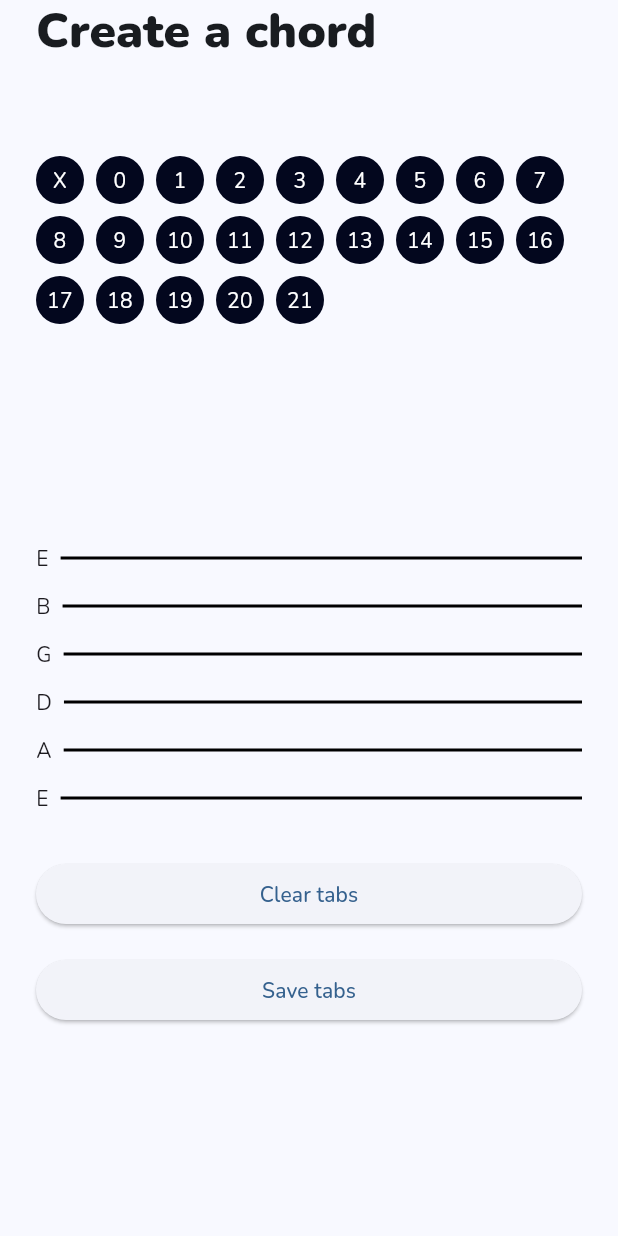
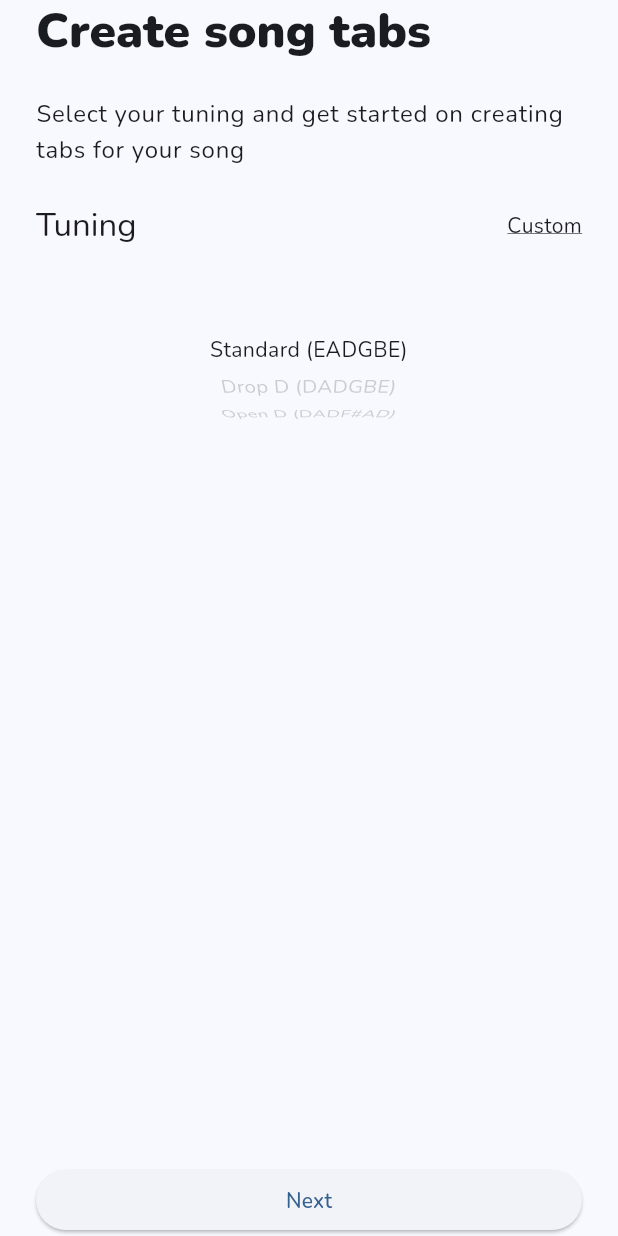
Before and after one commit to stokkefar/String-stack, a Flutter app: the screen it shows after launch, on a phone screen of 412 x 824 dp. Run offline on Flutter 3.47's test engine with Material 3 defaults, Android fonts, the phone set to English and light mode, and no system bars; our stand-ins replace get_it, google_fonts, injectable, signals.

Commit message:
added tuning wheel and restructured project

```diff
--- a/lib/domain/models/tuning.dart
+++ b/lib/domain/models/tuning.dart
@@ -15,10 +15,9 @@ abstract class Tuning {
   }
 }
 
-// Standard tuning implementation
 class StandardTuning extends Tuning {
   @override
-  String get name => 'Standard';
+  String get name => 'Standard (EADGBE)';
 
   @override
   List<GuitarString> get strings => const [
@@ -31,10 +30,9 @@ class StandardTuning extends Tuning {
   ];
 }
 
-// Drop D tuning implementation
 class DropDTuning extends Tuning {
   @override
-  String get name => 'Drop D';
+  String get name => 'Drop D (DADGBE)';
 
   @override
   List<GuitarString> get strings => const [
@@ -46,3 +44,48 @@ class DropDTuning extends Tuning {
     GuitarString(note: Note.d, stringNumber: 6), // Dropped D
   ];
 }
+
+class OpenDTuning extends Tuning {
+  @override
+  String get name => 'Open D (DADF#AD)';
+
+  @override
+  List<GuitarString> get strings => const [
+    GuitarString(note: Note.d, stringNumber: 1), // High E
+    GuitarString(note: Note.a, stringNumber: 2), // B
+    GuitarString(note: Note.fs, stringNumber: 3), // G
+    GuitarString(note: Note.d, stringNumber: 4), // D
+    GuitarString(note: Note.a, stringNumber: 5), // A
+    GuitarString(note: Note.d, stringNumber: 6), // Dropped D
+  ];
+}
+
+class OpenGTuning extends Tuning {
+  @override
+  String get name => 'Open G (DGDGBD)';
+
+  @override
+  List<GuitarString> get strings => const [
+    GuitarString(note: Note.d, stringNumber: 1), // High E
+    GuitarString(note: Note.b, stringNumber: 2), // B
+    GuitarString(note: Note.g, stringNumber: 3), // G
+    GuitarString(note: Note.d, stringNumber: 4), // D
+    GuitarString(note: Note.g, stringNumber: 5), // A
+    GuitarString(note: Note.d, stringNumber: 6), // Dropped D
+  ];
+}
+
+class DropCTuning extends Tuning {
+  @override
+  String get name => 'Drop C (CGCFAD)';
+
+  @override
+  List<GuitarString> get strings => const [
+    GuitarString(note: Note.d, stringNumber: 1), // High E
+    GuitarString(note: Note.a, stringNumber: 2), // B
+    GuitarString(note: Note.f, stringNumber: 3), // G
+    GuitarString(note: Note.c, stringNumber: 4), // D
+    GuitarString(note: Note.g, stringNumber: 5), // A
+    GuitarString(note: Note.c, stringNumber: 6), // Dropped D
+  ];
+}
--- a/lib/main.dart
+++ b/lib/main.dart
@@ -1,7 +1,7 @@
 import 'package:flutter/material.dart';
 import 'package:google_fonts/google_fonts.dart';
 import 'package:string_stack/di/di_setup.dart';
-import 'package:string_stack/presentation/tab_screen.dart';
+import 'package:string_stack/presentation/start/start_screen.dart';
 
 void main() {
   configureDependencies();
@@ -22,7 +22,7 @@ class MyApp extends StatelessWidget {
         ),
         colorScheme: ColorScheme.fromSeed(seedColor: Color(0xFF0d1b2a)),
       ),
-      home: TabScreen(),
+      home: StartScreen(),
     );
   }
 }
--- a/lib/presentation/tab_screen.dart
+++ b/lib/presentation/chord_creator/chord_creator_screen.dart
@@ -1,15 +1,18 @@
 import 'package:flutter/material.dart';
+import 'package:flutter/services.dart';
 import 'package:signals/signals_flutter.dart';
 import 'package:string_stack/di/di_setup.dart';
 import 'package:string_stack/domain/models/fret_position.dart';
+import 'package:string_stack/domain/models/tuning.dart';
 import 'package:string_stack/modifiers/padding.dart';
-import 'package:string_stack/presentation/fret_index.dart';
-import 'package:string_stack/presentation/tab_grid.dart';
-import 'package:string_stack/presentation/tab_view_model.dart';
+import 'package:string_stack/presentation/chord_creator/widgets/fret_index.dart';
+import 'package:string_stack/presentation/chord_creator/widgets/tab_grid.dart';
+import 'package:string_stack/presentation/chord_creator/chord_creator_view_model.dart';
 
-class TabScreen extends StatelessWidget {
-  TabScreen({super.key});
-  late final TabViewModel vm = getIt.get();
+class ChordCreatorScreen extends StatelessWidget {
+  ChordCreatorScreen({super.key, required this.tuning});
+  final Tuning tuning;
+  late final ChordCreatorViewModel vm = getIt.get(param1: tuning);
 
   @override
   Widget build(BuildContext context) {
@@ -34,15 +37,20 @@ class TabScreen extends StatelessWidget {
               children: [
                 FretIndex(
                   fret: FretPosition(position: -1),
-                  onTap: () =>
-                      vm.handlePlaceTabOnTap(FretPosition(position: -1)),
+                  onTap: () {
+                    vm.handlePlaceTabOnTap(FretPosition(position: -1));
+                    HapticFeedback.lightImpact();
+                  },
                 ),
                 ...List.generate(22, (index) {
                   final fret = FretPosition(position: index);
 
                   return FretIndex(
                     fret: fret,
-                    onTap: () => vm.handlePlaceTabOnTap(fret),
+                    onTap: () {
+                      vm.handlePlaceTabOnTap(fret);
+                      HapticFeedback.lightImpact();
+                    },
                   );
                 }),
               ],
@@ -50,8 +58,14 @@ class TabScreen extends StatelessWidget {
             Spacer(),
             TabGrid(
               tuning: tuning,
-              onMoveToFret: (stringTab) => vm.onPlaceTab(stringTab),
-              onOccupiedTabTapped: (stringTab) => vm.removeStringTab(stringTab),
+              onMoveToFret: (stringTab) {
+                vm.onPlaceTab(stringTab);
+                HapticFeedback.lightImpact();
+              },
+              onOccupiedTabTapped: (stringTab) {
+                vm.removeStringTab(stringTab);
+                HapticFeedback.mediumImpact();
+              },
               tabs: vm.tabs.watch(context),
               onClear: () => vm.clearTabs(),
               onSave: () {},
--- a/lib/presentation/tab_view_model.dart
+++ b/lib/presentation/chord_creator/chord_creator_view_model.dart
@@ -5,12 +5,16 @@ import 'package:string_stack/domain/models/guitar_string.dart';
 import 'package:string_stack/domain/models/tuning.dart';
 
 @injectable
-class TabViewModel {
+class ChordCreatorViewModel {
   final Signal<Tuning> tuning = signal(StandardTuning());
   final Signal<List<GuitarString>> tabs = signal([]);
 
+  ChordCreatorViewModel(@factoryParam this._tuning);
+  final Tuning _tuning;
+
   @postConstruct
   void init() {
+    tuning.set(_tuning);
     tabs.set(tuning.value.strings.reversed.toList());
   }
 
@@ -61,7 +65,6 @@ class TabViewModel {
         currentTabs[indexIncoming] = updatedString;
       }
     }
-
     tabs.set(currentTabs);
   }
 
--- a/lib/presentation/fret_index.dart
+++ b/lib/presentation/chord_creator/widgets/fret_index.dart
@@ -1,4 +1,5 @@
 import 'package:flutter/material.dart';
+import 'package:flutter/services.dart';
 import 'package:string_stack/domain/models/fret_position.dart';
 
 class FretIndex extends StatefulWidget {
@@ -30,6 +31,7 @@ class _FretIndexState extends State<FretIndex> {
     return GestureDetector(
       onTap: widget.onTap,
       child: Draggable<FretPosition>(
+        onDragStarted: () => HapticFeedback.lightImpact(),
         childWhenDragging: widget.removeWhenDragging
             ? const SizedBox.shrink()
             : null,
--- a/lib/presentation/string_item.dart
+++ b/lib/presentation/chord_creator/widgets/string_item.dart
@@ -1,8 +1,7 @@
 import 'package:flutter/material.dart';
-import 'package:flutter/services.dart';
 import 'package:string_stack/domain/models/fret_position.dart';
 import 'package:string_stack/domain/models/guitar_string.dart';
-import 'package:string_stack/presentation/fret_index.dart';
+import 'package:string_stack/presentation/chord_creator/widgets/fret_index.dart';
 
 class String extends StatelessWidget {
   const String({
@@ -27,7 +26,6 @@ class String extends StatelessWidget {
           SizedBox.expand(
             child: DragTarget<FretPosition>(
               onAcceptWithDetails: (details) {
-                HapticFeedback.mediumImpact();
                 final fret = details.data;
 
                 final stringTab = GuitarString(
--- a/lib/presentation/tab_grid.dart
+++ b/lib/presentation/chord_creator/widgets/tab_grid.dart
@@ -1,7 +1,7 @@
 import 'package:flutter/material.dart';
 import 'package:string_stack/domain/models/guitar_string.dart';
 import 'package:string_stack/domain/models/tuning.dart';
-import 'package:string_stack/presentation/string_item.dart';
+import 'package:string_stack/presentation/chord_creator/widgets/string_item.dart';
 import 'package:collection/collection.dart';
 
 class TabGrid extends StatelessWidget {
--- /dev/null
+++ b/lib/presentation/start/start_screen.dart
@@ -0,0 +1,71 @@
+import 'package:flutter/material.dart';
+import 'package:signals/signals_flutter.dart';
+import 'package:string_stack/di/di_setup.dart';
+import 'package:string_stack/modifiers/padding.dart';
+import 'package:string_stack/presentation/start/start_view_model.dart';
+import 'package:string_stack/presentation/start/widgets/tunings_wheel.dart';
+import 'package:string_stack/presentation/chord_creator/chord_creator_screen.dart';
+
+class StartScreen extends StatelessWidget {
+  StartScreen({super.key});
+  late final StartViewModel vm = getIt.get();
+
+  @override
+  Widget build(BuildContext context) {
+    return Scaffold(
+      body: SafeArea(
+        child: Column(
+          crossAxisAlignment: CrossAxisAlignment.start,
+          children: [
+            Text(
+              "Create song tabs",
+              style: Theme.of(context).textTheme.headlineLarge,
+            ),
+            const SizedBox(height: 24),
+            Text(
+              "Select your tuning and get started on creating tabs for your song",
+              style: Theme.of(context).textTheme.bodyLarge,
+            ),
+            const SizedBox(height: 24),
+            Row(
+              mainAxisAlignment: MainAxisAlignment.spaceBetween,
+              children: [
+                Text("Tuning", style: Theme.of(context).textTheme.titleLarge),
+                Text(
+                  "Custom",
+                  style: Theme.of(context).textTheme.bodyMedium?.copyWith(
+                    decoration: TextDecoration.underline,
+                  ),
+                ),
+              ],
+            ),
+
+            TuningsWheel(
+              onTuningChanged: (index) => vm.onTuningChanged(index),
+              tunings: vm.tunings.value,
+            ).padding(vertical: 24),
+
+            Spacer(),
+            SizedBox(
+              width: double.infinity,
+              child: ElevatedButton(
+                onPressed: () {
+                  Navigator.push(
+                    context,
+                    MaterialPageRoute(
+                      builder: (context) => ChordCreatorScreen(
+                        tuning: vm.selectedTuning.watch(context),
+                      ),
+                    ),
+                  );
+                },
+
+                child: Text("Next"),
+              ),
+            ),
+          ],
+        ).padding(horizontal: 24),
+      ),
+    );
+  }
+}
--- /dev/null
+++ b/lib/presentation/start/start_view_model.dart
@@ -0,0 +1,18 @@
+import 'package:injectable/injectable.dart';
+import 'package:signals/signals_flutter.dart';
+import 'package:string_stack/domain/models/tuning.dart';
+
+@injectable
+class StartViewModel {
+  final Signal<List<Tuning>> tunings = signal([
+    StandardTuning(),
+    DropDTuning(),
+    OpenDTuning(),
+    OpenGTuning(),
+    DropCTuning(),
+  ]);
+
+  late final Signal<Tuning> selectedTuning = signal(tunings.value.first);
+
+  void onTuningChanged(int index) => selectedTuning.set(tunings.value[index]);
+}
--- /dev/null
+++ b/lib/presentation/start/widgets/tunings_wheel.dart
@@ -0,0 +1,41 @@
+import 'package:flutter/material.dart';
+import 'package:flutter/services.dart';
+import 'package:string_stack/domain/models/tuning.dart';
+
+class TuningsWheel extends StatelessWidget {
+  const TuningsWheel({
+    super.key,
+    required this.onTuningChanged,
+    required this.tunings,
+  });
+  final List<Tuning> tunings;
+  final Function(int) onTuningChanged;
+
+  @override
+  Widget build(BuildContext context) {
+    return SizedBox(
+      height: 100,
+      width: double.infinity,
+      child: ListWheelScrollView.useDelegate(
+        childDelegate: ListWheelChildBuilderDelegate(
+          childCount: tunings.length,
+          builder: (context, index) => SizedBox(
+            width: double.infinity,
+            child: Text(tunings[index].name, textAlign: TextAlign.center),
+          ),
+        ),
+        perspective: 0.01,
+        diameterRatio: 1.5,
+        physics: FixedExtentScrollPhysics(),
+        magnification: 1.01,
+        overAndUnderCenterOpacity: 0.2,
+        itemExtent: 30,
+        squeeze: 1.3,
+        onSelectedItemChanged: (value) {
+          onTuningChanged(value);
+          HapticFeedback.lightImpact();
+        },
+      ),
+    );
+  }
+}
--- a/pubspec.yaml
+++ b/pubspec.yaml
@@ -18,7 +18,6 @@ dependencies:
   freezed_annotation: ^3.1.0
   json_annotation: ^4.9.0
   flutter_gen: ^5.11.0
-  haptic_feedback: ^0.5.1+1
   google_fonts: ^6.3.1
 
 dev_dependencies:
```
Also changed, not shown: lib/di/di_setup.config.dart, pubspec.lock.
